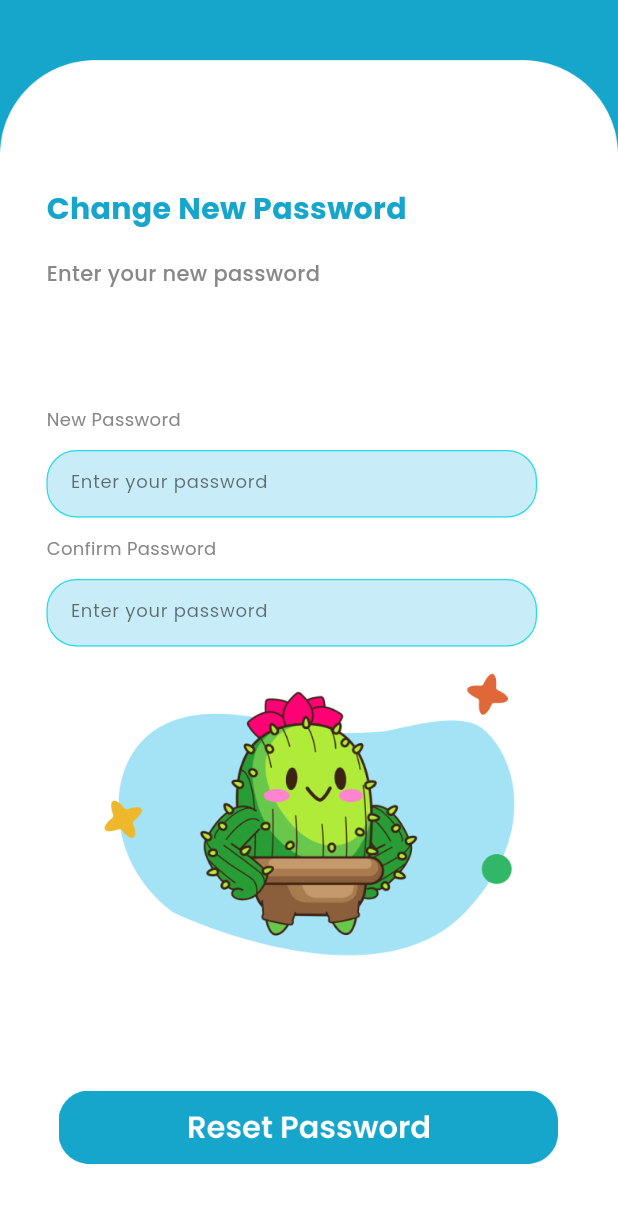
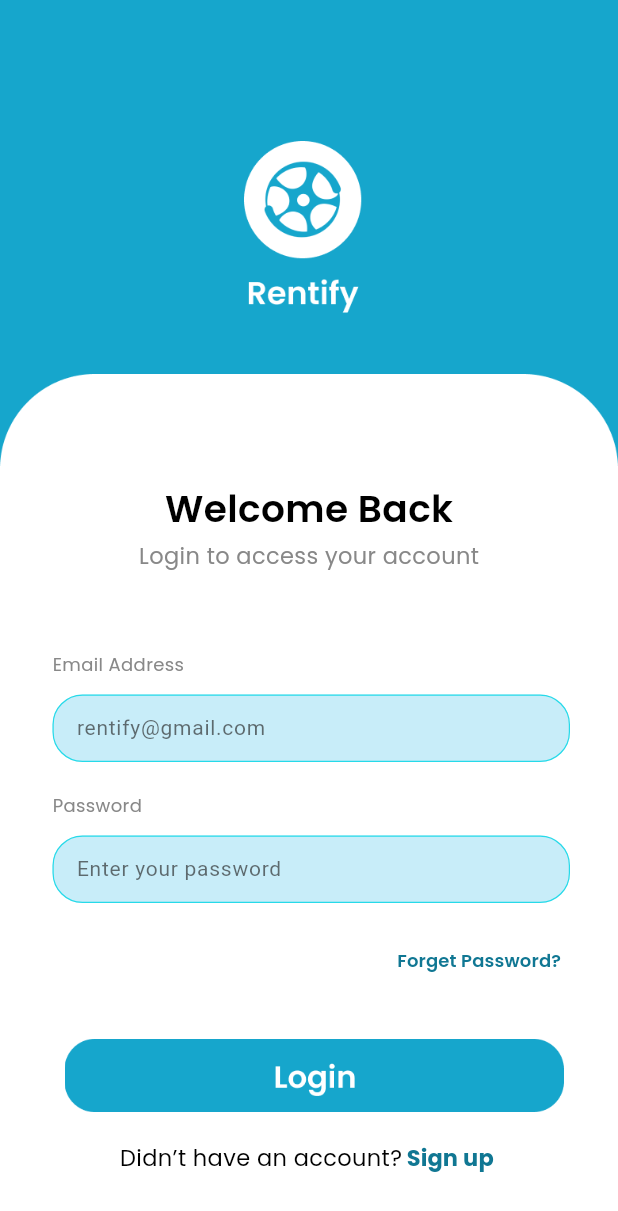
Before and after one commit to adibbbb/rentify, a Flutter app: the screen it shows after launch, on a phone screen of 412 x 824 dp. Shown: the top 1211 px of the screen. Run offline on Flutter 3.47's test engine with Material 2 defaults, Android fonts, the phone set to English and light mode, and no system bars; our stand-ins replace google_fonts.

Commit message:
Login page done

```diff
--- a/lib/login page/login.dart
+++ b/lib/login page/login.dart
@@ -0,0 +1,243 @@
+import 'package:flutter/material.dart';
+import 'package:google_fonts/google_fonts.dart';
+
+class LoginPage extends StatefulWidget {
+  const LoginPage({super.key});
+
+  @override
+  State<LoginPage> createState() => _LoginPageState();
+}
+
+class _LoginPageState extends State<LoginPage> {
+  TextEditingController emailController = TextEditingController();
+  TextEditingController passwordController = TextEditingController();
+  @override
+  Widget build(BuildContext context) {
+    return Scaffold(
+      body: Stack(
+        children: [
+          Image.asset(
+            'asset/login/login bg.png',
+            height: double.maxFinite,
+            width: double.maxFinite,
+            fit: BoxFit.cover,
+          ),
+          Column(
+            children: [
+              Padding(
+                padding: const EdgeInsets.fromLTRB(0, 0, 0, 150),
+                child: SafeArea(
+                  child: Column(
+                    crossAxisAlignment: CrossAxisAlignment.start,
+                    children: [
+                      SizedBox(
+                        height: 321,
+                      ),
+                      Center(
+                        child: Column(
+                          mainAxisAlignment: MainAxisAlignment.center,
+                          crossAxisAlignment: CrossAxisAlignment.center,
+                          children: [
+                            Text(
+                              "Welcome Back",
+                              style: GoogleFonts.poppins(
+                                fontSize: 25,
+                                fontWeight: FontWeight.w600,
+                                color: Colors.black,
+                              ),
+                            ),
+                            SizedBox(height: 3),
+                            Text(
+                              "Login to access your account",
+                              style: GoogleFonts.poppins(
+                                fontSize: 15,
+                                fontWeight: FontWeight.w400,
+                                color: Color(0xFF888888),
+                              ),
+                            ),
+                          ],
+                        ),
+                      ),
+                      SizedBox(height: 41),
+                      Padding(
+                        padding: const EdgeInsets.fromLTRB(35, 12, 32, 0),
+                        child: Text(
+                          "Email Address",
+                          textAlign: TextAlign.start,
+                          style: GoogleFonts.poppins(
+                            fontSize: 12,
+                            color: Color(0xFF888888),
+                          ),
+                        ),
+                      ),
+                      Padding(
+                        padding: const EdgeInsets.fromLTRB(35, 12, 32, 0),
+                        child: SizedBox(
+                          height: 45,
+                          child: Column(
+                            children: [
+                              Expanded(
+                                child: TextFormField(
+                                  controller: emailController,
+                                  keyboardType: TextInputType.emailAddress,
+                                  decoration: InputDecoration(
+                                    filled: true,
+                                    fillColor: Color(0xffC8EDF9),
+                                    enabledBorder: OutlineInputBorder(
+                                      borderSide: BorderSide(
+                                          width: 0.8,
+                                          color:
+                                              Color.fromARGB(209, 2, 214, 229)),
+                                      borderRadius: BorderRadius.circular(20.0),
+                                    ),
+                                    focusedBorder: OutlineInputBorder(
+                                      borderSide: BorderSide(
+                                        width: 0.8,
+                                        color: Color(0xFF16A6CC),
+                                      ),
+                                      borderRadius: BorderRadius.circular(20.0),
+                                    ),
+                                    hintText: 'rentify@gmail.com',
+                                    hintStyle: TextStyle(
+                                        fontSize: 14,
+                                        fontWeight: FontWeight.w400,
+                                        color: Color.fromARGB(165, 34, 34, 34)),
+                                  ),
+                                ),
+                              )
+                            ],
+                          ),
+                        ),
+                      ), // END TEXT FIELD EMAIL
+                      SizedBox(height: 20),
+                      Padding(
+                        padding: const EdgeInsets.fromLTRB(35, 0, 32, 0),
+                        child: Text(
+                          "Password",
+                          textAlign: TextAlign.start,
+                          style: GoogleFonts.poppins(
+                            fontSize: 12,
+                            color: Color(0xFF888888),
+                          ),
+                        ),
+                      ),
+                      SizedBox(
+                        height: 12,
+                      ),
+                      Padding(
+                        padding: const EdgeInsets.fromLTRB(35, 0, 32, 0),
+                        child: SizedBox(
+                          height: 45,
+                          child: Column(
+                            children: [
+                              Expanded(
+                                child: TextFormField(
+                                  controller: passwordController,
+                                  obscureText: true,
+                                  decoration: InputDecoration(
+                                    filled: true,
+                                    fillColor: Color(0xffC8EDF9),
+                                    enabledBorder: OutlineInputBorder(
+                                      borderSide: BorderSide(
+                                          width: 0.8,
+                                          color:
+                                              Color.fromARGB(209, 2, 214, 229)),
+                                      borderRadius: BorderRadius.circular(20.0),
+                                    ),
+                                    focusedBorder: OutlineInputBorder(
+                                      borderSide: BorderSide(
+                                        width: 0.8,
+                                        color: Color(0xFF16A6CC),
+                                      ),
+                                      borderRadius: BorderRadius.circular(20.0),
+                                    ),
+                                    hintText: 'Enter your password',
+                                    hintStyle: TextStyle(
+                                        fontSize: 14,
+                                        fontWeight: FontWeight.w400,
+                                        color: Color.fromARGB(165, 34, 34, 34)),
+                                  ),
+                                ),
+                              )
+                            ],
+                          ),
+                        ),
+                      ), // END TEXT FIELD PASSWORD
+                      SizedBox(
+                          height: 14), // Add spacing between text and button
+                      Row(
+                        mainAxisAlignment: MainAxisAlignment.end,
+                        children: [
+                          Padding(
+                            padding: const EdgeInsets.fromLTRB(0, 0, 26, 0),
+                            child: TextButton(
+                              onPressed: () {},
+                              style: TextButton.styleFrom(),
+                              child: Text(
+                                "Forget Password?",
+                                style: GoogleFonts.poppins(
+                                  fontSize: 12,
+                                  fontWeight: FontWeight.w600,
+                                  color: Color(0xff107793),
+                                ),
+                              ),
+                            ),
+                          ),
+                        ],
+                      ), //END FORGET PASSWORD?
+                    ],
+                  ),
+                ),
+              ),
+            ],
+          ),
+          Center(
+            child: Padding(
+              padding: const EdgeInsets.fromLTRB(35, 610, 28, 0),
+              child: IconButton(
+                onPressed: () {},
+                icon: Image.asset(
+                  'asset/login/login button.png',
+                ), // Replace with the path to your image asset.
+              ),
+            ),
+          ),
+          Center(
+            child: Padding(
+              padding: const EdgeInsets.fromLTRB(0, 720, 0, 0),
+              child: Center(
+                child: Row(
+                  mainAxisAlignment: MainAxisAlignment.center,
+                  children: [
+                    Text(
+                      "Didn’t have an account?",
+                      style: GoogleFonts.poppins(
+                        fontSize: 15,
+                        fontWeight: FontWeight.w400,
+                        color: Colors.black,
+                      ),
+                    ),
+                    //SizedBox(width: 8), // Add spacing between text and button
+                    TextButton(
+                      onPressed: () {},
+                      style: TextButton.styleFrom(
+                          padding: EdgeInsets.symmetric(horizontal: 2.0)),
+                      child: Text(
+                        "Sign up",
+                        style: GoogleFonts.poppins(
+                          fontSize: 15,
+                          fontWeight: FontWeight.w700,
+                          color: Color(0xff107793),
+                        ),
+                      ),
+                    ),
+                  ],
+                ),
+              ),
+            ),
+          ),
+        ],
+      ),
+    );
+  }
+}
--- a/lib/main.dart
+++ b/lib/main.dart
@@ -1,5 +1,5 @@
 import 'package:flutter/material.dart';
-import 'login page/change_pass.dart';
+import 'login page/login.dart';
 
 void main() {
   runApp(const MyApp());
@@ -19,6 +19,6 @@ class MyApp extends StatelessWidget {
           colorScheme: ColorScheme.fromSeed(seedColor: Colors.deepPurple),
           useMaterial3: true,
         ),
-        home: ChangePassPage());
+        home: LoginPage());
   }
 }
--- a/lib/welcome.dart
+++ b/lib/welcome.dart
@@ -1,6 +1,6 @@
 //import 'package:dots_indicator/dots_indicator.dart';
 import 'package:flutter/material.dart';
-import 'package:rentify/login page/forget_password.dart';
+import 'package:rentify/login page/login.dart';
 import 'package:rentify/welcome_data.dart';
 //import 'package:smooth_page_indicator/smooth_page_indicator.dart';
 
@@ -111,7 +111,7 @@ class _WelcomePageState extends State<WelcomePage> {
                           context,
                           MaterialPageRoute(
                             builder: (context) {
-                              return ForgetPassPage();
+                              return LoginPage();
                             },
                           ),
                         );
```
Also changed, not shown: asset/login/login bg.png (added), asset/login/login button.png (added).
